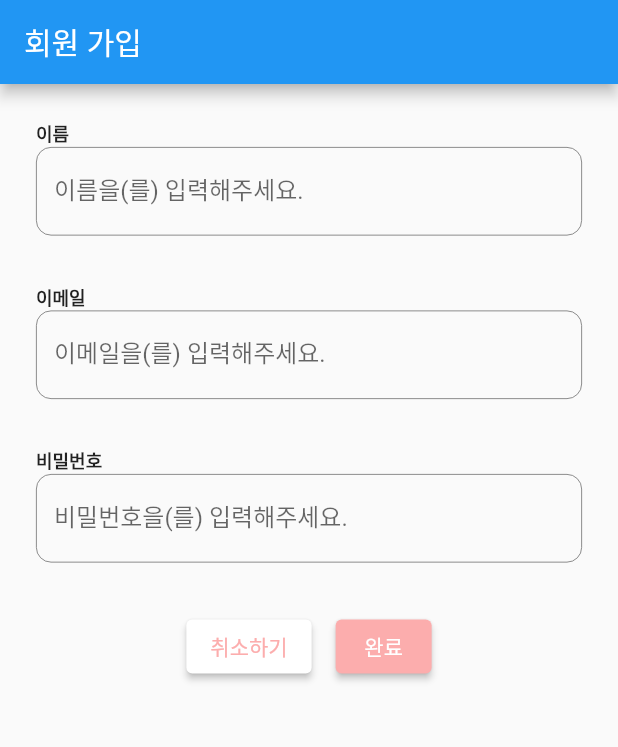
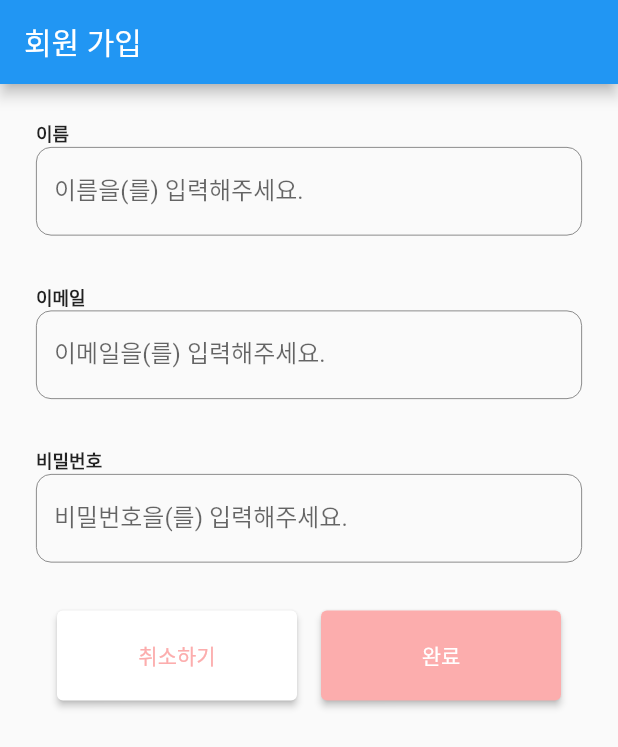
Before and after one commit to cielolimpio/mingle_mate_mobile, a Flutter app: the screen it shows after launch, on a phone screen of 412 x 824 dp. Shown: the top 747 px of the screen. Run offline on Flutter 3.47's test engine with Material 2 defaults, Android fonts, the phone set to English and light mode, and no system bars.

Commit message:
fix : button component

```diff
--- a/lib/component/elevated_button.dart
+++ b/lib/component/elevated_button.dart
@@ -4,14 +4,34 @@ class MingleMateElevatedButton extends StatelessWidget {
   final String text;
   final Color buttonColor;
   final Color textColor;
-  const MingleMateElevatedButton({required this.text, required this.buttonColor, required this.textColor, Key? key}) : super(key: key);
+  double? buttonWidth = 160.0;
+  double? buttonHeight = 60.0;
+
+  MingleMateElevatedButton(
+      {required this.text,
+      required this.buttonColor,
+      required this.textColor,
+      double? buttonWidth,
+      double? buttonHeight,
+      Key? key})
+      : super(key: key) {
+    if (buttonWidth != null) {
+      this.buttonWidth = buttonWidth;
+    }
+    if (buttonHeight != null) {
+      this.buttonHeight = buttonHeight;
+    }
+  }
 
   @override
   Widget build(BuildContext context) {
+    if (buttonWidth != null) buttonWidth = buttonWidth;
     return Padding(
       padding: const EdgeInsets.all(8.0),
       child: ElevatedButton(
-        style: ElevatedButton.styleFrom(backgroundColor: buttonColor),
+        style: ElevatedButton.styleFrom(
+            backgroundColor: buttonColor,
+            fixedSize: Size(buttonWidth!, buttonHeight!)),
         onPressed: () {},
         child: Text(
           text,
--- a/lib/screens/join.dart
+++ b/lib/screens/join.dart
@@ -29,7 +29,7 @@ class _JoinScreenState extends State<JoinScreen> {
                 MingleMateTextFormField(label: "비밀번호", onSaved: (newValue) {}, validator: (value) => null),
                 Row(
                   mainAxisAlignment: MainAxisAlignment.center,
-                  children: const [
+                  children: [
                     MingleMateElevatedButton(text: '취소하기', buttonColor: Colors.white, textColor: Color(0xFFFCADAD)),
                     MingleMateElevatedButton(text: '완료', buttonColor: Color(0xFFFCADAD), textColor: Colors.white)
                   ],
```
